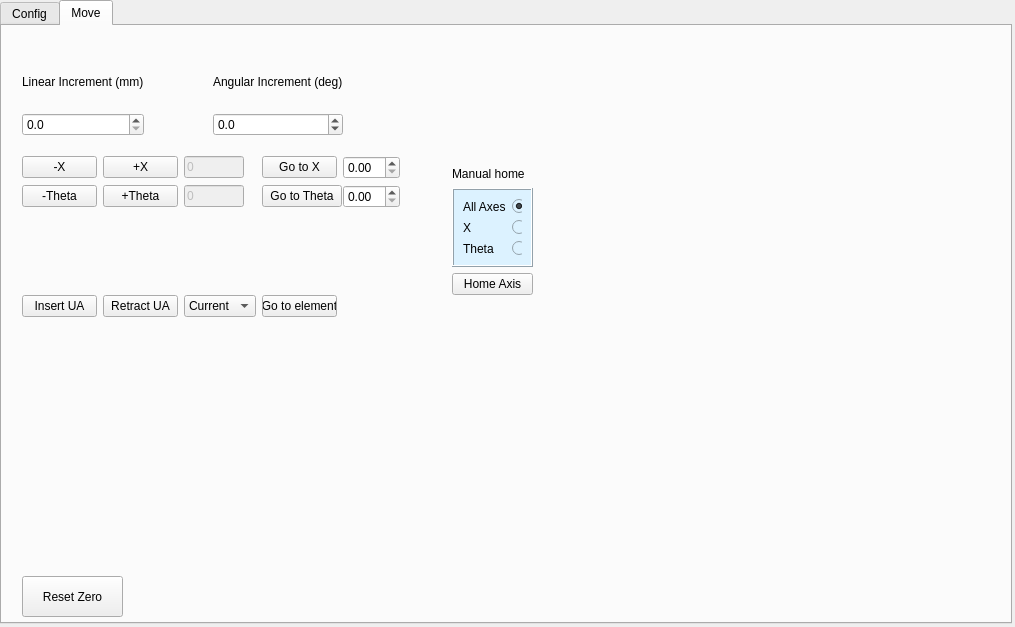
The window that Widget_Library/widget_position.ui (8foldrepo/RF_Balance_Profound) describes before a commit, drawn with Qt 5.
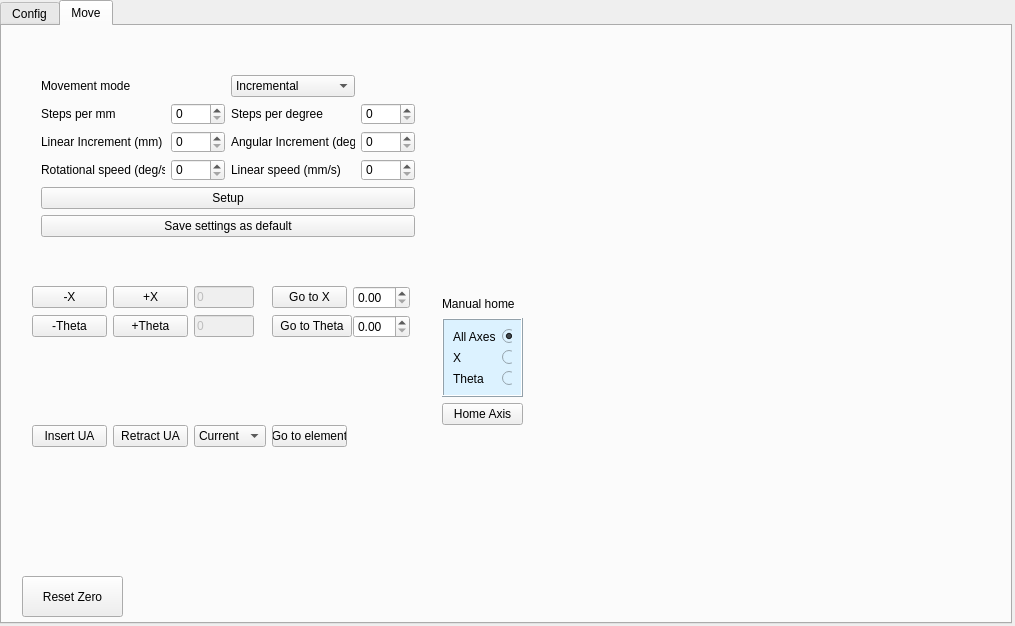
The same window after the commit. Custom widgets are drawn as their Qt base class.

What changed in the file:
```diff
--- a/Widget_Library/widget_position.ui
+++ b/Widget_Library/widget_position.ui
@@ -7,7 +7,7 @@
     <x>0</x>
     <y>0</y>
     <width>1015</width>
-    <height>627</height>
+    <height>626</height>
    </rect>
   </property>
   <property name="windowTitle">
@@ -666,70 +666,11 @@
     <attribute name="title">
      <string>Move</string>
     </attribute>
-    <widget class="QWidget" name="gridLayoutWidget_2">
-     <property name="geometry">
-      <rect>
-       <x>20</x>
-       <y>30</y>
-       <width>321</width>
-       <height>80</height>
-      </rect>
-     </property>
-     <layout class="QGridLayout" name="gridLayout_13">
-      <item row="0" column="2">
-       <widget class="QLabel" name="label_51">
-        <property name="text">
-         <string>Angular Increment (deg)</string>
-        </property>
-       </widget>
-      </item>
-      <item row="1" column="0">
-       <widget class="QDoubleSpinBox" name="lin_incr_double_sb">
-        <property name="decimals">
-         <number>1</number>
-        </property>
-       </widget>
-      </item>
-      <item row="0" column="0">
-       <widget class="QLabel" name="label_50">
-        <property name="text">
-         <string>Linear Increment (mm)</string>
-        </property>
-       </widget>
-      </item>
-      <item row="0" column="1">
-       <spacer name="horizontalSpacer_3">
-        <property name="orientation">
-         <enum>Qt::Horizontal</enum>
-        </property>
-        <property name="sizeHint" stdset="0">
-         <size>
-          <width>40</width>
-          <height>20</height>
-         </size>
-        </property>
-       </spacer>
-      </item>
-      <item row="1" column="2">
-       <widget class="QDoubleSpinBox" name="ang_inc_double_sb">
-        <property name="decimals">
-         <number>1</number>
-        </property>
-        <property name="minimum">
-         <double>-360.000000000000000</double>
-        </property>
-        <property name="maximum">
-         <double>360.000000000000000</double>
-        </property>
-       </widget>
-      </item>
-     </layout>
-    </widget>
     <widget class="QWidget" name="gridLayoutWidget_3">
      <property name="geometry">
       <rect>
-       <x>20</x>
-       <y>130</y>
+       <x>30</x>
+       <y>260</y>
        <width>378</width>
        <height>161</height>
       </rect>
@@ -957,8 +898,8 @@
     <widget class="QWidget" name="verticalLayoutWidget">
      <property name="geometry">
       <rect>
-       <x>450</x>
-       <y>140</y>
+       <x>440</x>
+       <y>270</y>
        <width>81</width>
        <height>129</height>
       </rect>
@@ -1082,6 +1023,142 @@
       </item>
      </layout>
     </widget>
+    <widget class="QFrame" name="formFrame">
+     <property name="geometry">
+      <rect>
+       <x>30</x>
+       <y>40</y>
+       <width>391</width>
+       <height>181</height>
+      </rect>
+     </property>
+     <layout class="QGridLayout" name="gridLayout">
+      <item row="4" column="2">
+       <widget class="QLabel" name="label_2">
+        <property name="text">
+         <string>Linear speed (mm/s)</string>
+        </property>
+       </widget>
+      </item>
+      <item row="4" column="0">
+       <widget class="QLabel" name="label">
+        <property name="text">
+         <string>Rotational speed (deg/s)</string>
+        </property>
+       </widget>
+      </item>
+      <item row="1" column="0">
+       <widget class="QLabel" name="label_4">
+        <property name="text">
+         <string>Steps per mm</string>
+        </property>
+       </widget>
+      </item>
+      <item row="5" column="0" colspan="4">
+       <widget class="QPushButton" name="setup_button">
+        <property name="text">
+         <string>Setup</string>
+        </property>
+       </widget>
+      </item>
+      <item row="1" column="2">
+       <widget class="QLabel" name="label_5">
+        <property name="text">
+         <string>Steps per degree</string>
+        </property>
+       </widget>
+      </item>
+      <item row="2" column="0">
+       <widget class="QLabel" name="label_50">
+        <property name="text">
+         <string>Linear Increment (mm)</string>
+        </property>
+       </widget>
+      </item>
+      <item row="2" column="2">
+       <widget class="QLabel" name="label_51">
+        <property name="text">
+         <string>Angular Increment (deg)</string>
+        </property>
+       </widget>
+      </item>
+      <item row="0" column="2">
+       <widget class="QComboBox" name="movement_mode_comboBox">
+        <item>
+         <property name="text">
+          <string>Incremental</string>
+         </property>
+        </item>
+        <item>
+         <property name="text">
+          <string>Continuous</string>
+         </property>
+        </item>
+        <item>
+         <property name="text">
+          <string>Distance</string>
+         </property>
+        </item>
+       </widget>
+      </item>
+      <item row="0" column="0" colspan="2">
+       <widget class="QLabel" name="label_3">
+        <property name="text">
+         <string>Movement mode</string>
+        </property>
+       </widget>
+      </item>
+      <item row="6" column="0" colspan="4">
+       <widget class="QPushButton" name="save_settings_button">
+        <property name="text">
+         <string>Save settings as default</string>
+        </property>
+       </widget>
+      </item>
+      <item row="4" column="1">
+       <widget class="QSpinBox" name="rotational_speed_deg_s_sb">
+        <property name="maximum">
+         <number>5000</number>
+        </property>
+       </widget>
+      </item>
+      <item row="4" column="3">
+       <widget class="QSpinBox" name="linear_speed_mm_s_sb">
+        <property name="maximum">
+         <number>5000</number>
+        </property>
+       </widget>
+      </item>
+      <item row="2" column="3">
+       <widget class="QSpinBox" name="ang_inc_double_sb">
+        <property name="maximum">
+         <number>5000</number>
+        </property>
+       </widget>
+      </item>
+      <item row="1" column="3">
+       <widget class="QSpinBox" name="steps_per_degree_sb">
+        <property name="maximum">
+         <number>5000</number>
+        </property>
+       </widget>
+      </item>
+      <item row="1" column="1">
+       <widget class="QSpinBox" name="steps_per_mm_sb">
+        <property name="maximum">
+         <number>5000</number>
+        </property>
+       </widget>
+      </item>
+      <item row="2" column="1">
+       <widget class="QSpinBox" name="lin_incr_double_sb">
+        <property name="maximum">
+         <number>5000</number>
+        </property>
+       </widget>
+      </item>
+     </layout>
+    </widget>
    </widget>
   </widget>
  </widget>
```
